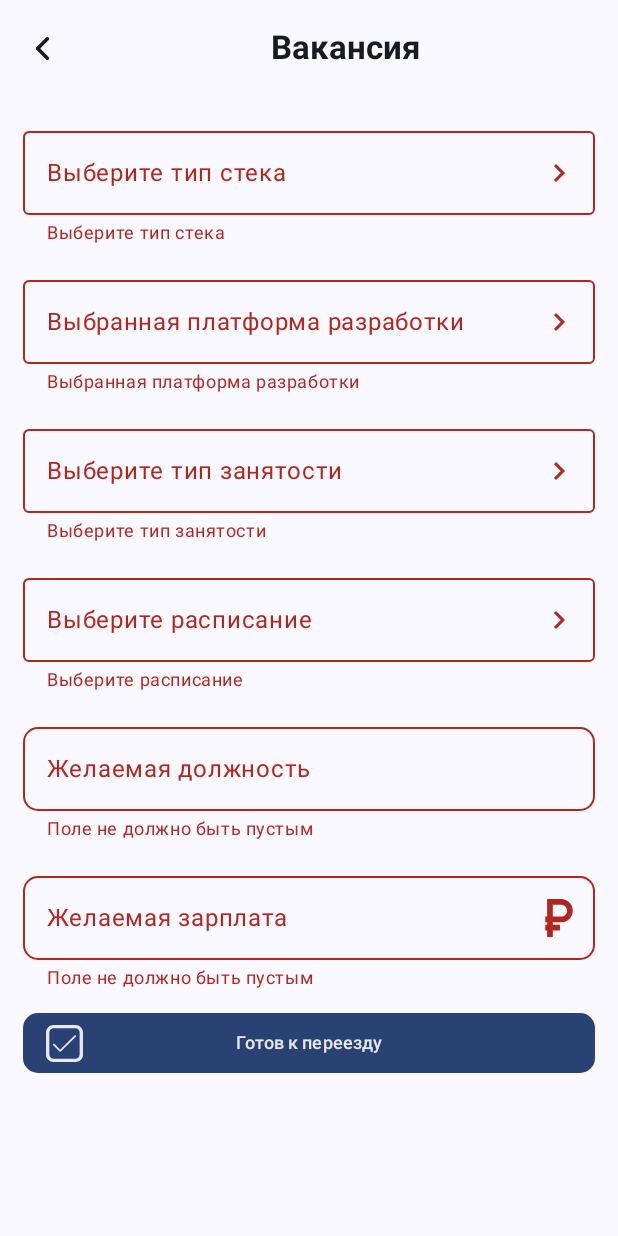
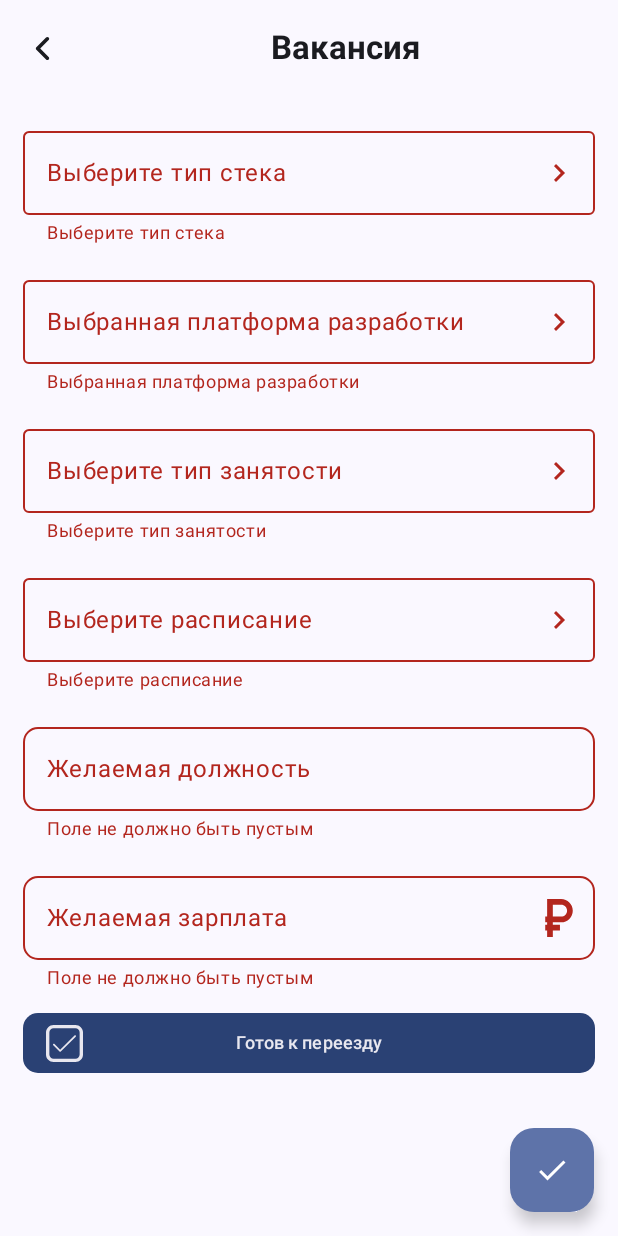
Before and after one commit to sedooj/ResumenApp, an Android app built with Jetpack Compose: the composable VacancyComponentPage shown on its own in the app's theme, after a tap on "Сохранить", on a phone screen of 412 x 824 dp. Run offline under Robolectric (Android 15) with nearby library versions, the phone set to English and light mode, and no system bars; our stand-ins replace Dagger/Hilt's generated code; libraries missing offline, so code that uses them is left out: com.ramcosta.composedestinations; 5 statements that could not run were skipped; 2 other taps on this screen came first.

Commit message:
Added condition for saving data and changed FilledButton content color
Signed-off-by: sedooj <sergo54ru@gmail.com>

```diff
--- a/feature/app-ui/src/main/java/com/sedooj/app_ui/pages/resume/create/components/vacancy/VacancyComponentPage.kt
+++ b/feature/app-ui/src/main/java/com/sedooj/app_ui/pages/resume/create/components/vacancy/VacancyComponentPage.kt
@@ -105,6 +105,7 @@ fun VacancyComponentPage(
                 exit = scaleOut(tween(200))
             ) {
                 FloatingActionButton(onClick = {
+                    if (stackType != null && platformType != null && scheduleType != null) {
                         createResumeViewModel.updateVacancyInformation(
                             CreateResumeUseCase.VacancyInformation(
                                 stackType = stackType!!,
@@ -118,6 +119,7 @@ fun VacancyComponentPage(
                             )
                         )
                         isChangesSaved = true
+                    }
                 }) {
                     Icon(
                         imageVector = Icons.Filled.Done,
--- a/shared/ui-kit/src/main/java/com/sedooj/ui_kit/FilledButton.kt
+++ b/shared/ui-kit/src/main/java/com/sedooj/ui_kit/FilledButton.kt
@@ -31,7 +31,7 @@ fun FilledButton(
     contentPadding: PaddingValues = PaddingValues(10.dp),
     colors: ButtonColors = ButtonDefaults.buttonColors(
         containerColor = MaterialTheme.colorScheme.surfaceTint,
-        contentColor = MaterialTheme.colorScheme.surfaceContainerHigh,
+        contentColor = MaterialTheme.colorScheme.surfaceContainerLowest,
         disabledContainerColor = Color.DarkGray,
         disabledContentColor = Color.LightGray
     ),
```
Lines whose indentation alone changed are shown as unchanged.
